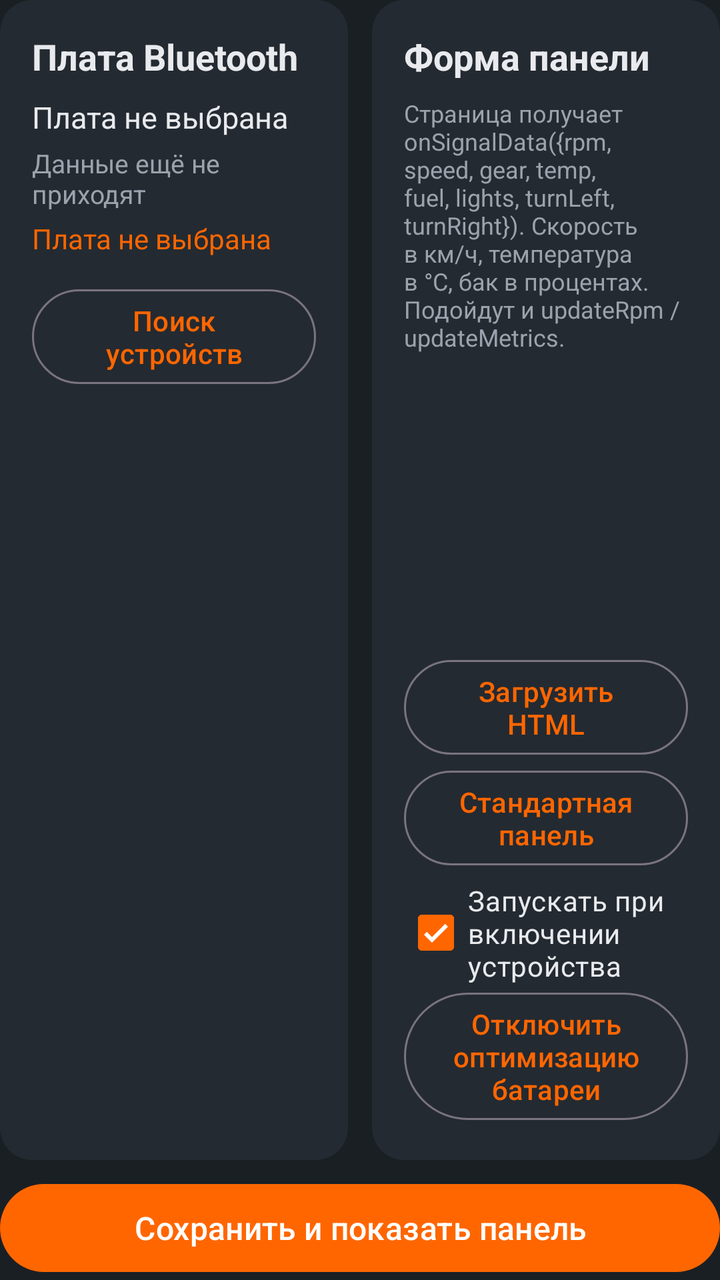
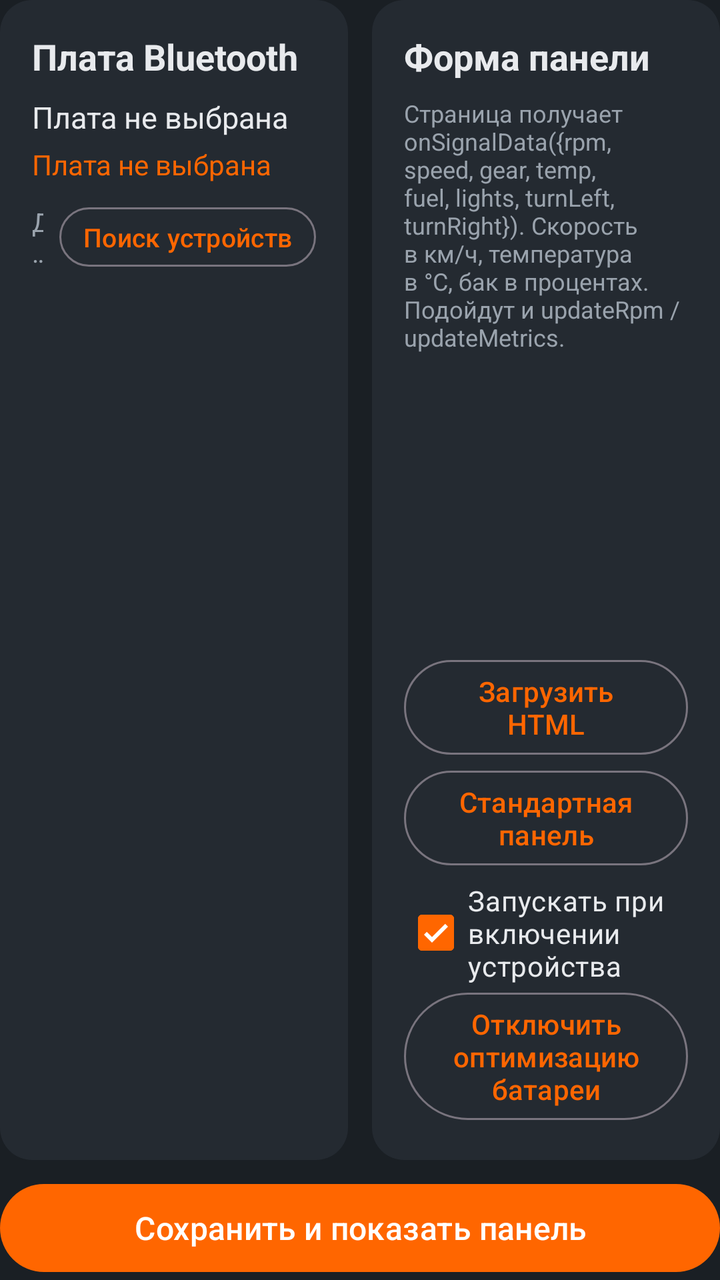

Compare the two renders of this Android layout. The source of the first and the diff that turns it into the second are given below.
<!-- AndroidManifest.xml: application theme Theme.Signal -->
<!-- res/layout/view_settings.xml -->
<?xml version="1.0" encoding="utf-8"?>
<LinearLayout xmlns:android="http://schemas.android.com/apk/res/android"
    android:id="@+id/settings_root"
    android:layout_width="match_parent"
    android:layout_height="match_parent"
    android:background="@color/dash_bg"
    android:orientation="vertical">

    <LinearLayout
        android:layout_width="match_parent"
        android:layout_height="0dp"
        android:layout_weight="1"
        android:orientation="horizontal">

        <LinearLayout
            android:layout_width="0dp"
            android:layout_height="match_parent"
            android:layout_weight="1"
            android:background="@drawable/bg_card"
            android:orientation="vertical"
            android:padding="16dp">

            <TextView
                android:layout_width="match_parent"
                android:layout_height="wrap_content"
                android:text="@string/section_bluetooth"
                android:textColor="@color/dash_ink"
                android:textSize="18sp"
                android:textStyle="bold" />

            <TextView
                android:id="@+id/link_status"
                android:layout_width="match_parent"
                android:layout_height="wrap_content"
                android:layout_marginTop="8dp"
                android:text="@string/link_idle"
                android:textColor="@color/dash_ink"
                android:textSize="15sp" />

            <TextView
                android:id="@+id/telemetry_preview"
                android:layout_width="match_parent"
                android:layout_height="wrap_content"
                android:layout_marginTop="4dp"
                android:text="@string/no_telemetry"
                android:textColor="@color/dash_muted"
                android:textSize="13sp" />

            <TextView
                android:id="@+id/selected_device"
                android:layout_width="match_parent"
                android:layout_height="wrap_content"
                android:layout_marginTop="4dp"
                android:text="@string/link_idle"
                android:textColor="@color/dash_accent"
                android:textSize="14sp" />

            <com.google.android.material.button.MaterialButton
                android:id="@+id/scan_button"
                style="@style/Widget.Material3.Button.OutlinedButton"
                android:layout_width="match_parent"
                android:layout_height="wrap_content"
                android:layout_marginTop="12dp"
                android:text="@string/scan" />

            <TextView
                android:id="@+id/empty_devices"
                android:layout_width="match_parent"
                android:layout_height="wrap_content"
                android:layout_marginTop="8dp"
                android:text="@string/devices_empty"
                android:textColor="@color/dash_muted"
                android:textSize="13sp"
                android:visibility="gone" />

            <ScrollView
                android:layout_width="match_parent"
                android:layout_height="0dp"
                android:layout_marginTop="8dp"
                android:layout_weight="1"
                android:fillViewport="true">

                <LinearLayout
                    android:id="@+id/device_list"
                    android:layout_width="match_parent"
                    android:layout_height="wrap_content"
                    android:orientation="vertical" />
            </ScrollView>
        </LinearLayout>

        <Space
            android:layout_width="12dp"
            android:layout_height="match_parent" />

        <LinearLayout
            android:layout_width="0dp"
            android:layout_height="match_parent"
            android:layout_weight="1"
            android:background="@drawable/bg_card"
            android:orientation="vertical"
            android:padding="16dp">

            <TextView
                android:layout_width="match_parent"
                android:layout_height="wrap_content"
                android:text="@string/section_html"
                android:textColor="@color/dash_ink"
                android:textSize="18sp"
                android:textStyle="bold" />

            <ScrollView
                android:layout_width="match_parent"
                android:layout_height="0dp"
                android:layout_marginTop="8dp"
                android:layout_weight="1"
                android:fillViewport="true">

                <LinearLayout
                    android:layout_width="match_parent"
                    android:layout_height="wrap_content"
                    android:orientation="vertical">

                    <TextView
                        android:id="@+id/html_hint"
                        android:layout_width="match_parent"
                        android:layout_height="wrap_content"
                        android:text="@string/html_hint"
                        android:textColor="@color/dash_muted"
                        android:textSize="12sp" />

                    <LinearLayout
                        android:id="@+id/html_list"
                        android:layout_width="match_parent"
                        android:layout_height="wrap_content"
                        android:orientation="vertical" />
                </LinearLayout>
            </ScrollView>

            <com.google.android.material.button.MaterialButton
                android:id="@+id/load_html"
                style="@style/Widget.Material3.Button.OutlinedButton"
                android:layout_width="match_parent"
                android:layout_height="wrap_content"
                android:layout_marginTop="8dp"
                android:text="@string/load_html" />

            <com.google.android.material.button.MaterialButton
                android:id="@+id/reset_html"
                style="@style/Widget.Material3.Button.OutlinedButton"
                android:layout_width="match_parent"
                android:layout_height="wrap_content"
                android:text="@string/reset_html" />

            <com.google.android.material.checkbox.MaterialCheckBox
                android:id="@+id/autostart"
                android:layout_width="match_parent"
                android:layout_height="wrap_content"
                android:layout_marginTop="4dp"
                android:checked="true"
                android:text="@string/autostart"
                android:textColor="@color/dash_ink" />

            <com.google.android.material.button.MaterialButton
                android:id="@+id/autostart_action"
                style="@style/Widget.Material3.Button.OutlinedButton"
                android:layout_width="match_parent"
                android:layout_height="wrap_content"
                android:text="@string/autostart_battery" />
        </LinearLayout>
    </LinearLayout>

    <com.google.android.material.button.MaterialButton
        android:id="@+id/save_settings"
        android:layout_width="match_parent"
        android:layout_height="wrap_content"
        android:layout_marginTop="8dp"
        android:minHeight="52dp"
        android:text="@string/save"
        android:textSize="16sp" />

</LinearLayout>
<!-- resources referenced by this layout -->
<resources>
  <color name="dash_accent">#FF6600</color>
  <color name="dash_bg">#1A1F24</color>
  <color name="dash_ink">#E8EAED</color>
  <color name="dash_muted">#9AA3AD</color>
  <!-- drawable bg_card (drawable) -->
  <?xml version="1.0" encoding="utf-8"?>
  <shape xmlns:android="http://schemas.android.com/apk/res/android"
      android:shape="rectangle">
      <solid android:color="@color/dash_card" />
      <corners android:radius="16dp" />
  </shape>
  <string name="autostart">Запускать при включении устройства</string>
  <string name="autostart_battery">Отключить оптимизацию батареи</string>
  <string name="devices_empty">Устройства не найдены. Включите плату и нажмите поиск.</string>
  <string name="html_hint">Страница получает onSignalData({rpm, speed, gear, temp, fuel, lights, turnLeft, turnRight}). Скорость в км/ч, температура в °C, бак в процентах. Подойдут и updateRpm / updateMetrics.</string>
  <string name="link_idle">Плата не выбрана</string>
  <string name="load_html">Загрузить HTML</string>
  <string name="no_telemetry">Данные ещё не приходят</string>
  <string name="reset_html">Стандартная панель</string>
  <string name="save">Сохранить и показать панель</string>
  <string name="scan">Поиск устройств</string>
  <string name="section_bluetooth">Плата Bluetooth</string>
  <string name="section_html">Форма панели</string>
  <style name="Theme.Signal" parent="Base.Theme.Signal" />
  <color name="dash_card">#242A31</color>
  <style name="Base.Theme.Signal" parent="Theme.Material3.DayNight.NoActionBar">
          <item name="colorPrimary">@color/dash_accent</item>
          <item name="colorOnPrimary">@color/white</item>
          <item name="colorSurface">@color/dash_bg</item>
          <item name="colorOnSurface">@color/dash_ink</item>
          <item name="android:colorBackground">@color/dash_bg</item>
          <item name="android:statusBarColor">@color/dash_bg</item>
          <item name="android:navigationBarColor">@color/dash_bg</item>
          <item name="android:windowBackground">@color/dash_bg</item>
          <item name="android:windowLightStatusBar">false</item>
          <item name="android:textColorPrimary">@color/dash_ink</item>
          <item name="android:textColorSecondary">@color/dash_muted</item>
          <item name="android:forceDarkAllowed" tools:targetApi="q">false</item>
      </style>
  <color name="white">#FFFFFFFF</color>
</resources>

<!-- the commit's change to res/layout/view_settings.xml (unified diff, before → after) -->
@@ -38,15 +38,6 @@
                 android:textSize="15sp" />
 
             <TextView
-                android:id="@+id/telemetry_preview"
-                android:layout_width="match_parent"
-                android:layout_height="wrap_content"
-                android:layout_marginTop="4dp"
-                android:text="@string/no_telemetry"
-                android:textColor="@color/dash_muted"
-                android:textSize="13sp" />
-
-            <TextView
                 android:id="@+id/selected_device"
                 android:layout_width="match_parent"
                 android:layout_height="wrap_content"
@@ -55,13 +46,37 @@
                 android:textColor="@color/dash_accent"
                 android:textSize="14sp" />
 
-            <com.google.android.material.button.MaterialButton
-                android:id="@+id/scan_button"
-                style="@style/Widget.Material3.Button.OutlinedButton"
+            <LinearLayout
                 android:layout_width="match_parent"
                 android:layout_height="wrap_content"
-                android:layout_marginTop="12dp"
-                android:text="@string/scan" />
+                android:layout_marginTop="8dp"
+                android:gravity="center_vertical"
+                android:orientation="horizontal">
+
+                <TextView
+                    android:id="@+id/telemetry_preview"
+                    android:layout_width="0dp"
+                    android:layout_height="wrap_content"
+                    android:layout_marginEnd="8dp"
+                    android:layout_weight="1"
+                    android:ellipsize="end"
+                    android:maxLines="2"
+                    android:text="@string/no_telemetry"
+                    android:textColor="@color/dash_muted"
+                    android:textSize="13sp" />
+
+                <com.google.android.material.button.MaterialButton
+                    android:id="@+id/scan_button"
+                    style="@style/Widget.Material3.Button.OutlinedButton"
+                    android:layout_width="wrap_content"
+                    android:layout_height="wrap_content"
+                    android:minWidth="0dp"
+                    android:minHeight="36dp"
+                    android:paddingHorizontal="12dp"
+                    android:paddingVertical="6dp"
+                    android:text="@string/scan"
+                    android:textSize="13sp" />
+            </LinearLayout>
 
             <TextView
                 android:id="@+id/empty_devices"
